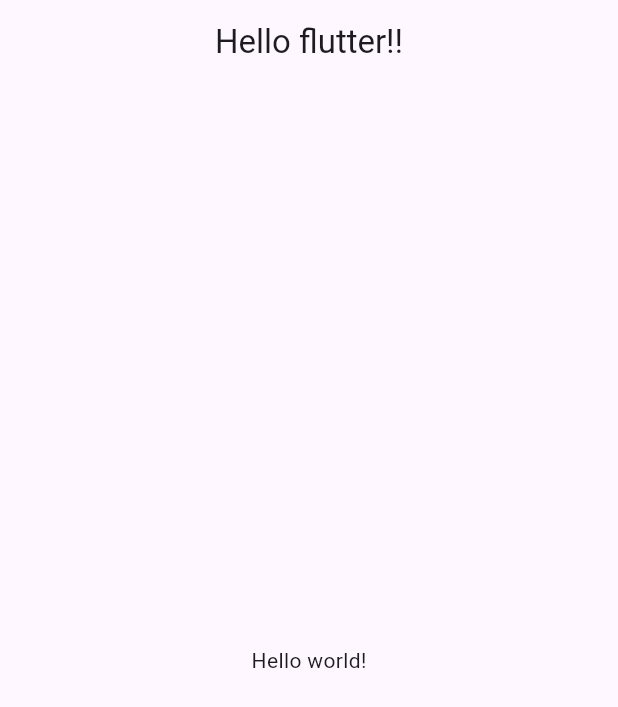
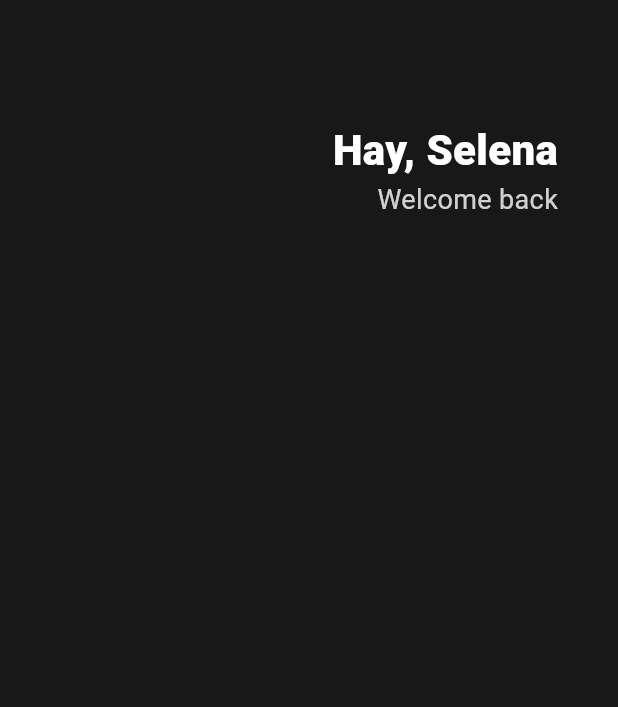
Before and after one commit to maskelog/Flutter_App, a Flutter app: the screen it shows after launch, on a phone screen of 412 x 824 dp. Shown: the top 707 px of the screen. Run offline on Flutter 3.47's test engine with Material 3 defaults, Android fonts, the phone set to English and light mode, and no system bars.

Commit message:
#3 UI CHALLENGE

```diff
--- a/toonweb/lib/main.dart
+++ b/toonweb/lib/main.dart
@@ -1,6 +1,13 @@
 import 'package:flutter/material.dart';
 
+class Player {
+  String? name;
+
+  Player();
+}
+
 void main() {
+  var hana = Player();
   runApp(App());
 }
 
@@ -10,12 +17,39 @@ class App extends StatelessWidget {
   Widget build(BuildContext context) {
     return MaterialApp(
       home: Scaffold(
-        appBar: AppBar(
-          title: Text('Hello flutter!!'),
-          centerTitle: true,
-        ),
-        body: Center(child: Text('Hello world!'),
-        ),
+        backgroundColor: Color(0xFF181818),
+        body: Padding(
+          padding: EdgeInsets.symmetric(horizontal: 40),
+          child: Column(
+          children: [
+            SizedBox(
+              height: 80,
+            ),
+            Row(
+              mainAxisAlignment: MainAxisAlignment.
+              end,
+              children: [
+                Column(
+                  crossAxisAlignment: CrossAxisAlignment.
+                  end,
+                  children: [
+                    Text('Hay, Selena',
+                    style: TextStyle(
+                      color: Colors.white,
+                      fontSize: 28,
+                      fontWeight: FontWeight.w800,
+                    ),),
+                  Text('Welcome back',
+                  style: TextStyle(
+                    color: Colors.white.withOpacity(0.8),
+                    fontSize: 18,
+                  ),
+                  ),
+                ],)
+              ],
+            )
+          ],
+        ),)
       ),
     );
   }
```
